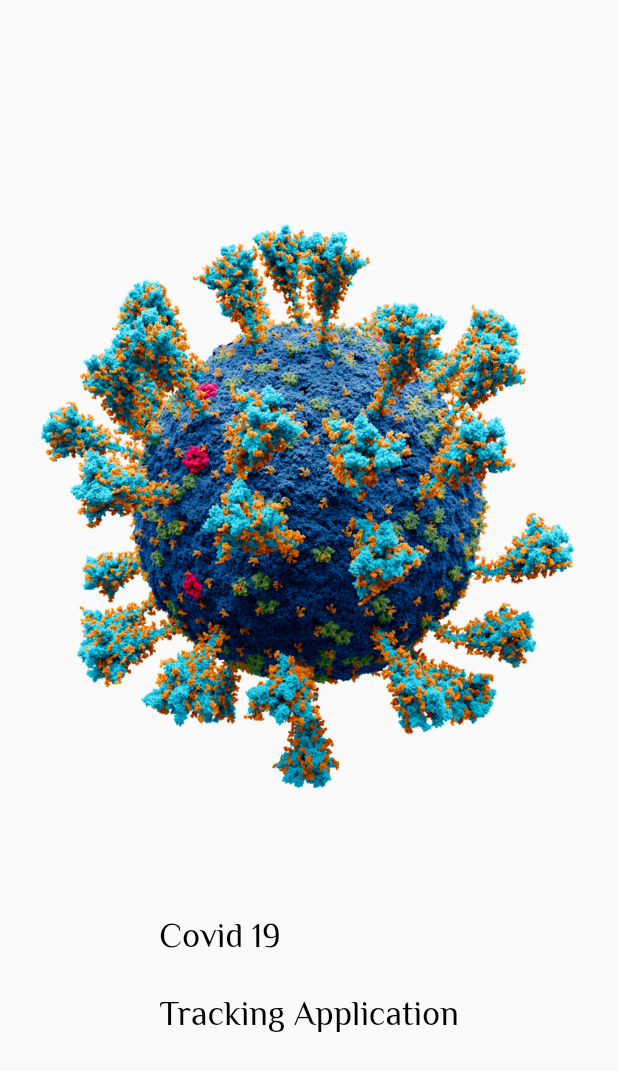
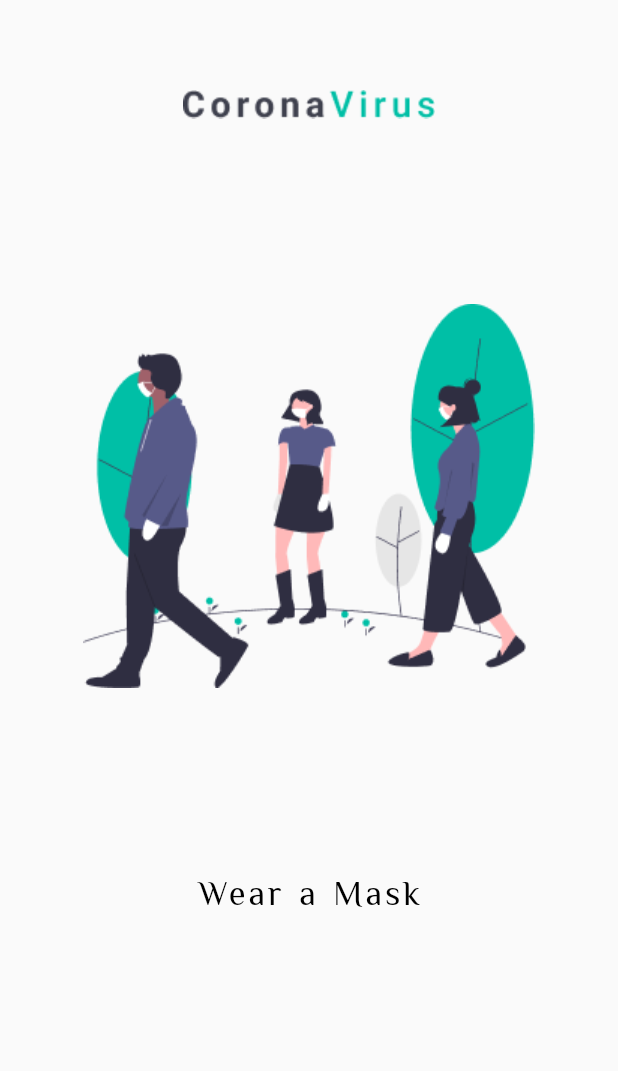
Before and after one commit to muneeb-shahid/Covid-19-Tracking-Application, a Flutter app: the screen it shows after launch, on a phone screen of 412 x 824 dp. Shown: the top 1071 px of the screen. Run offline on Flutter 3.47's test engine with Material 2 defaults, Android fonts, the phone set to English and light mode, and no system bars; drawn by our look-alikes of animated_text_kit; our stand-ins replace flutter_screenutil, get.

Commit message:
second commit

```diff
--- a/lib/Images/images.dart
+++ b/lib/Images/images.dart
@@ -1,8 +1,11 @@
+class App_Images{
+static String SplashScreen_Image = "assets/images/Coronavirus._SARS-CoV-2.png";
+static String onBoarding_Screen_Pic1 = "assets/images/onBoarding Pic 1.png";
+static String onBoarding_Screen_Pic2 = "assets/images/onBoarding Pic 2.png";
+static String onBoarding_Screen_Pic3 = "assets/images/onBoarding Pic 3.png";
+static String CoronaVirus_logo = "assets/images/CoronaVirus logo.png";
 
 
 
 
-class App_Images{
-static String SplashScreen_Image = "assets/images/Coronavirus._SARS-CoV-2.png";
-
 }
--- a/lib/Responsive_Height,Width/responsive.dart
+++ b/lib/Responsive_Height,Width/responsive.dart
@@ -1,4 +1,5 @@
 import 'package:get/get.dart';
+
 var mediaQueryData = Get.mediaQuery;
 double screenHeight = mediaQueryData.size.height * 1;
 double screenWidth = mediaQueryData.size.width * 1;
--- /dev/null
+++ b/lib/constants/TextHeading/text_heading.dart
@@ -0,0 +1,16 @@
+import 'package:covid_19_trackingapp/constants/colors_constants/colors_constants.dart';
+import 'package:covid_19_trackingapp/constants/fonts_size_constant/fonts_size_constant.dart';
+import 'package:flutter/material.dart';
+import 'package:flutter_screenutil/flutter_screenutil.dart';
+
+TextHeading(String TextHeading) {
+  return Text(
+    TextHeading,
+    style: TextStyle(
+        fontFamily: App_Fonts_Constants.Philosopher,
+        fontSize: App_Fonts_Constants.heading_font_size.sp,
+        color: App_Constants_Colors.app_black_color,
+        letterSpacing: 2,
+        wordSpacing: 2),
+  );
+}
--- a/lib/constants/colors_constants/colors_constants.dart
+++ b/lib/constants/colors_constants/colors_constants.dart
@@ -7,7 +7,7 @@ class App_Constants_Colors {
   static Color app_black_color = Color(0xff000000);
 
 
-  static Color app_pink_color = Color(0xffD95C7A);
+  static Color app_pink_color = const Color(0xffD95C7A);
 
   static Color app_grey_color = Color(0xff808080);
   static Color app_blue_color = Color(0xff127CC0);
--- /dev/null
+++ b/lib/controller/OnBoardingScreenController/OnBoardingScreenController.dart
@@ -0,0 +1,33 @@
+import 'package:covid_19_trackingapp/Images/images.dart';
+import 'package:flutter/material.dart';
+import 'package:get/get.dart';
+
+class OnBoardingScreenController extends GetxController {
+  List onboardingData = [
+    {
+      'image': App_Images.onBoarding_Screen_Pic1,
+      "title": "Wear a Mask",
+      "description":
+          "Lorem ipsum dolor sit amet, consectetur adipiscing elit. Volutpat felis sit eget euismod et vulputate.",
+    },
+    {
+      'image': App_Images.onBoarding_Screen_Pic2,
+      "title": "Hand Wash & Sanitize",
+      "description":
+          "Lorem ipsum dolor sit amet, consectetur adipiscing elit. Volutpat felis sit eget euismod et vulputate.",
+    },
+    {
+      'image': App_Images.onBoarding_Screen_Pic3,
+      "title": "Pyshical Distancing",
+      "description":
+          "Lorem ipsum dolor sit amet, consectetur adipiscing elit. Volutpat felis sit eget euismod et vulputate.",
+    },
+  ];
+
+  PageController pageController = PageController();
+  RxInt currentPage = 0.obs;
+
+  onChanged(int index) {
+    currentPage.value = index;
+  }
+}
--- a/lib/controller/SplashScreenController/SplashScreenController.dart
+++ /dev/null
@@ -1,6 +0,0 @@
-import 'package:flutter/material.dart';
-import 'package:get/get.dart';
-
-class SplashScreenController extends GetxController {
-
-}
--- a/lib/main.dart
+++ b/lib/main.dart
@@ -1,4 +1,4 @@
-import 'package:covid_19_trackingapp/view/SplashScreen/SplashScreen.dart';
+import 'package:covid_19_trackingapp/routes/approutes.dart';
 import 'package:flutter/material.dart';
 import 'package:flutter_screenutil/flutter_screenutil.dart';
 import 'package:get/get.dart';
@@ -23,7 +23,7 @@ class MyApp extends StatelessWidget {
           theme: ThemeData(
             textTheme: Typography.englishLike2018.apply(fontSizeFactor: 1.sp),
           ),
-          home: SplashScreen(),
+          getPages: AppRoutes.appRoutes(),
         );
       },
     );
--- a/lib/routes/approutes.dart
+++ b/lib/routes/approutes.dart
@@ -1,12 +1,12 @@
 import 'package:covid_19_trackingapp/routes/routes_name.dart';
-import 'package:covid_19_trackingapp/view/SplashScreen/SplashScreen.dart';
+import 'package:covid_19_trackingapp/view/OnBoardingScreen/OnBoardingScreen.dart';
 import 'package:get/get.dart';
 
 class AppRoutes {
   static appRoutes() => [
         GetPage(
-          name: RoutesName.SplashScreen,
-          page: () => SplashScreen(),
+          name: RoutesName.OnBoardingScreen,
+          page: () => OnBoardingScreen(),
         ),
 
         // GetPage(
--- a/lib/routes/routes_name.dart
+++ b/lib/routes/routes_name.dart
@@ -1,5 +1,5 @@
 class RoutesName {
-  static String SplashScreen = '/';
+  static String OnBoardingScreen = '/';
   // static String Login = "/Login";
   // static String SignUp = "/SignUp";
   // static String EmailVerification = "/EmailVerification";
--- /dev/null
+++ b/lib/view/OnBoardingScreen/OnBoardingScreen.dart
@@ -0,0 +1,38 @@
+import 'package:covid_19_trackingapp/Images/images.dart';
+import 'package:covid_19_trackingapp/Responsive_Height,Width/responsive.dart';
+import 'package:covid_19_trackingapp/constants/TextHeading/text_heading.dart';
+import 'package:covid_19_trackingapp/controller/OnBoardingScreenController/OnBoardingScreenController.dart';
+import 'package:flutter/material.dart';
+import 'package:get/get.dart';
+
+class OnBoardingScreen extends StatelessWidget {
+  const OnBoardingScreen({super.key});
+
+  @override
+  Widget build(BuildContext context) {
+    OnBoardingScreenController onBoardingScreenController =
+        Get.put(OnBoardingScreenController());
+    return Scaffold(
+      body: Padding(
+        padding: const EdgeInsets.only(top: 60.0, left: 30, right: 30),
+        child: PageView.builder(
+          itemCount: onBoardingScreenController.onboardingData.length,
+          controller: onBoardingScreenController.pageController,
+          onPageChanged: onBoardingScreenController.onChanged,
+          itemBuilder: (context, index) {
+            return Column(
+              children: [
+                Image.asset(App_Images.CoronaVirus_logo),
+                SizedBox(height: screenHeight * 0.15),
+                Image.asset(App_Images.onBoarding_Screen_Pic1),
+                SizedBox(height: screenHeight * 0.15),
+                TextHeading(onBoardingScreenController.onboardingData[index]["title"])
+                // Text(onBoardingScreenController.onboardingData[index]["title"])
+              ],
+            );
+          },
+        ),
+      ),
+    );
+  }
+}
--- a/lib/view/SplashScreen/SplashScreen.dart
+++ /dev/null
@@ -1,49 +0,0 @@
-import 'package:animated_text_kit/animated_text_kit.dart';
-import 'package:covid_19_trackingapp/Responsive_Height,Width/responsive.dart';
-import 'package:flutter/material.dart';
-import 'package:flutter_screenutil/flutter_screenutil.dart';
-import '../../Images/images.dart';
-import '../../constants/colors_constants/colors_constants.dart';
-import '../../constants/fonts_size_constant/fonts_size_constant.dart';
-
-class SplashScreen extends StatelessWidget {
-  const SplashScreen({super.key});
-
-  @override
-  Widget build(BuildContext context) {
-    return Scaffold(
-      body: Padding(
-        padding: const EdgeInsets.only(left: 10, right: 10),
-        child: Column(
-          mainAxisAlignment: MainAxisAlignment.center,
-          crossAxisAlignment: CrossAxisAlignment.center,
-          children: [
-            Image(image: AssetImage(App_Images.SplashScreen_Image)),
-            SizedBox(
-              height: screenHeight * 0.1,
-            ),
-            SizedBox(
-              width: double.infinity,
-              child: DefaultTextStyle(
-                style: TextStyle(
-                  fontSize: App_Fonts_Constants.heading_font_size.sp,
-                  color: App_Constants_Colors.app_black_color,
-                  fontFamily: App_Fonts_Constants.Philosopher,
-                ),
-                child: Center(
-                  child: AnimatedTextKit(
-                    animatedTexts: [
-                      TypewriterAnimatedText(
-                          'Covid 19\n\nTracking Application'),
-                    ],
-                  ),
-                ),
-              ),
-            ),
-
-          ],
-        ),
-      ),
-    );
-  }
-}
```
Also changed, not shown: assets/images/CoronaVirus logo.png (added), assets/images/onBoarding Pic 1.png (added), assets/images/onBoarding Pic 2.png (added), assets/images/onBoarding Pic 3.png (added).
